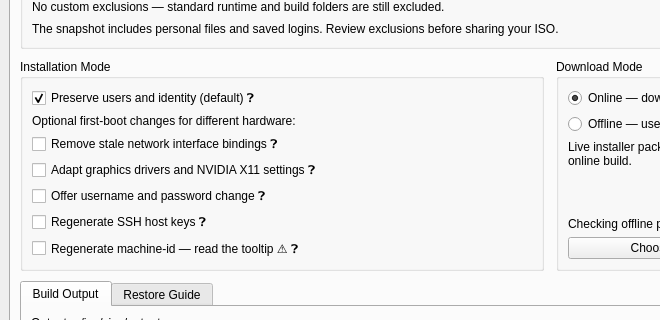
Before: the Qt Designer form config/hypr/control_panel/backend/mainwindow.ui in XetalEngine/x_hyperland, drawn with Qt 5; both pictures show x 0 to 660 and y 93 to 413 of the 1100 by 767 pixel window.
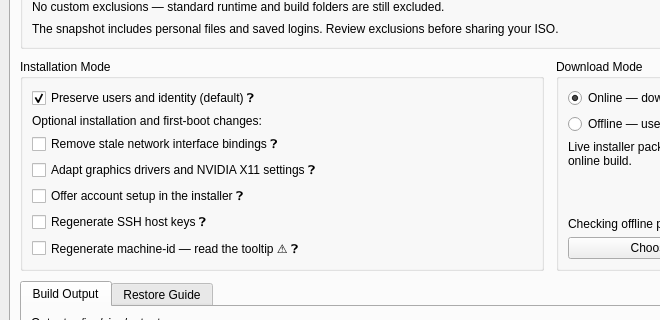
After: the same form once the commit is applied. The open tabs and pages were chosen to show the change. Custom widgets are drawn as their Qt base class.

Commit message: Add a guided Hyper Fusion ISO restore wizard with account setup

```diff
--- a/config/hypr/control_panel/backend/mainwindow.ui
+++ b/config/hypr/control_panel/backend/mainwindow.ui
@@ -4350,7 +4350,7 @@
              <item>
               <widget class="QLabel" name="isoCompatLabel">
                <property name="text">
-                <string>Optional first-boot changes for different hardware:</string>
+                <string>Optional installation and first-boot changes:</string>
                </property>
                <property name="wordWrap">
                 <bool>true</bool>
@@ -4383,7 +4383,7 @@
              <item>
               <widget class="QCheckBox" name="isoCompatUserCheck">
                <property name="text">
-                <string>Offer username and password change ❓</string>
+                <string>Offer account setup in the installer ❓</string>
                </property>
                <property name="toolTip">
                 <string>On first boot, offers to rename the user account and set a new password —
```
Left out of the diff: 6 changed lines with no effect on the pictures. The commit also changes 23 other files.
